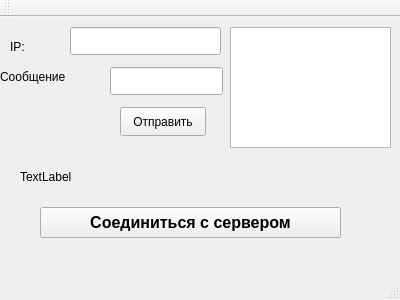
smtenjoyer/summer_practice-2, file jsonclient/mainwindow.ui: the form before one commit.
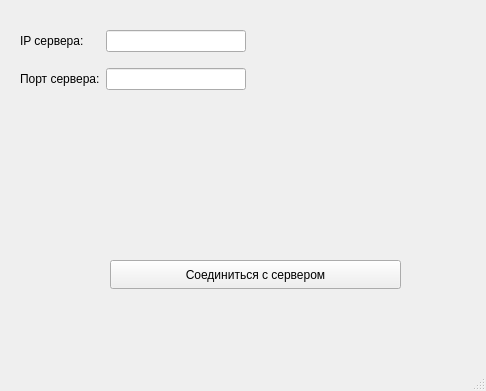
The form after the commit.

Commit message: add buttons + update client

Diff of the .ui file:
```diff
--- a/jsonclient/mainwindow.ui
+++ b/jsonclient/mainwindow.ui
@@ -6,8 +6,8 @@
    <rect>
     <x>0</x>
     <y>0</y>
-    <width>400</width>
-    <height>300</height>
+    <width>486</width>
+    <height>391</height>
    </rect>
   </property>
   <property name="windowTitle">
@@ -17,103 +17,47 @@
    <widget class="QPushButton" name="pushButton">
     <property name="geometry">
      <rect>
-      <x>40</x>
-      <y>190</y>
-      <width>301</width>
-      <height>31</height>
-     </rect>
-    </property>
-    <property name="font">
-     <font>
-      <pointsize>12</pointsize>
-      <bold>true</bold>
-     </font>
-    </property>
-    <property name="text">
-     <string>Соединиться с сервером</string>
-    </property>
-   </widget>
-   <widget class="QLineEdit" name="ipLineEdit">
-    <property name="geometry">
-     <rect>
-      <x>70</x>
-      <y>10</y>
-      <width>151</width>
-      <height>28</height>
-     </rect>
-    </property>
-   </widget>
-   <widget class="QLineEdit" name="messageLineEdit">
-    <property name="geometry">
-     <rect>
       <x>110</x>
-      <y>50</y>
-      <width>113</width>
-      <height>28</height>
-     </rect>
-    </property>
-   </widget>
-   <widget class="QPushButton" name="sendButton">
-    <property name="geometry">
-     <rect>
-      <x>120</x>
-      <y>90</y>
-      <width>86</width>
+      <y>260</y>
+      <width>291</width>
       <height>29</height>
      </rect>
     </property>
     <property name="text">
-     <string>Отправить</string>
+     <string>Соединиться с сервером</string>
     </property>
    </widget>
-   <widget class="QTextBrowser" name="textBrowser">
-    <property name="geometry">
-     <rect>
-      <x>230</x>
-      <y>10</y>
-      <width>161</width>
-      <height>121</height>
-     </rect>
-    </property>
-   </widget>
-   <widget class="QLabel" name="statusLabel">
+   <widget class="QWidget" name="gridLayoutWidget">
     <property name="geometry">
      <rect>
       <x>20</x>
-      <y>150</y>
-      <width>62</width>
-      <height>20</height>
-     </rect>
-    </property>
-    <property name="text">
-     <string>TextLabel</string>
-    </property>
-   </widget>
-   <widget class="QLabel" name="label">
-    <property name="geometry">
-     <rect>
-      <x>10</x>
       <y>20</y>
-      <width>41</width>
-      <height>20</height>
+      <width>226</width>
+      <height>80</height>
      </rect>
     </property>
-    <property name="text">
-     <string>IP:</string>
-    </property>
-   </widget>
-   <widget class="QLabel" name="label_2">
-    <property name="geometry">
-     <rect>
-      <x>0</x>
-      <y>50</y>
-      <width>101</width>
-      <height>20</height>
-     </rect>
-    </property>
-    <property name="text">
-     <string>Сообщение</string>
-    </property>
+    <layout class="QGridLayout" name="gridLayout">
+     <item row="1" column="0">
+      <widget class="QLabel" name="label_2">
+       <property name="text">
+        <string>Порт сервера:</string>
+       </property>
+      </widget>
+     </item>
+     <item row="0" column="1">
+      <widget class="QLineEdit" name="IPLineEdit"/>
+     </item>
+     <item row="1" column="1">
+      <widget class="QLineEdit" name="portLineEdit"/>
+     </item>
+     <item row="0" column="0">
+      <widget class="QLabel" name="label">
+       <property name="text">
+        <string>IP сервера:</string>
+       </property>
+      </widget>
+     </item>
+    </layout>
    </widget>
   </widget>
   <widget class="QMenuBar" name="menuBar">
@@ -126,17 +70,8 @@
     </rect>
    </property>
   </widget>
-  <widget class="QToolBar" name="mainToolBar">
-   <attribute name="toolBarArea">
-    <enum>TopToolBarArea</enum>
-   </attribute>
-   <attribute name="toolBarBreak">
-    <bool>false</bool>
-   </attribute>
-  </widget>
-  <widget class="QStatusBar" name="statusBar"/>
+  <widget class="QStatusBar" name="statusbar"/>
  </widget>
- <layoutdefault spacing="6" margin="11"/>
  <resources/>
  <connections/>
 </ui>
```
Left out of the diff: 6 changed lines with no effect on the pictures. The commit also changes 405 other files.
